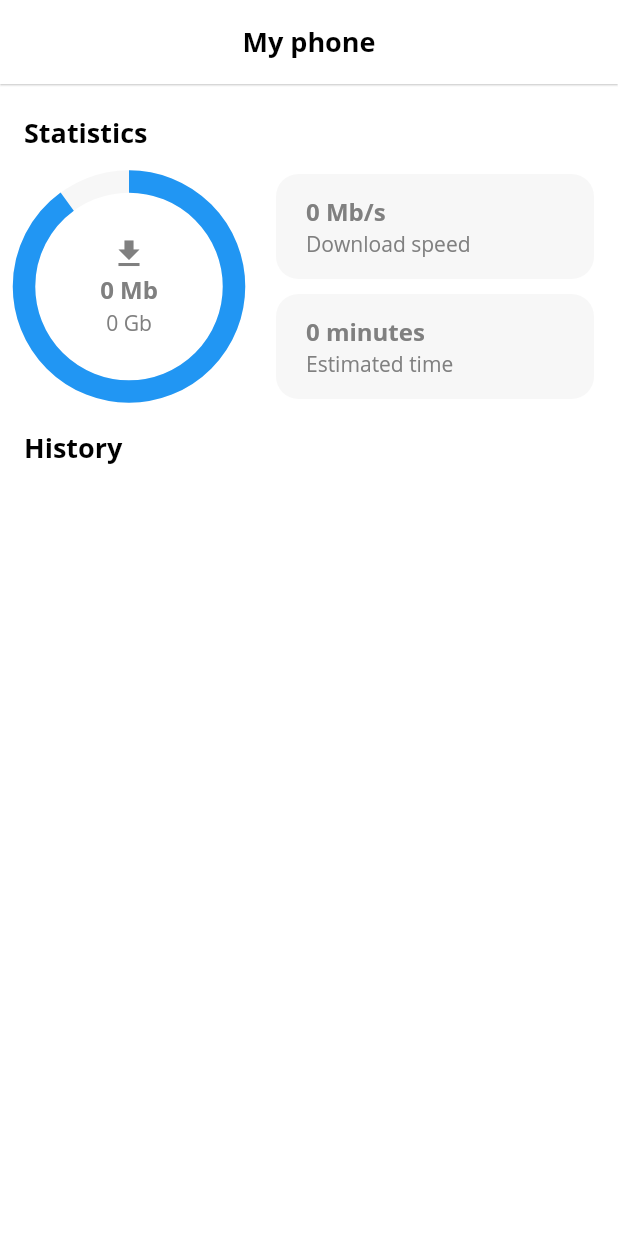
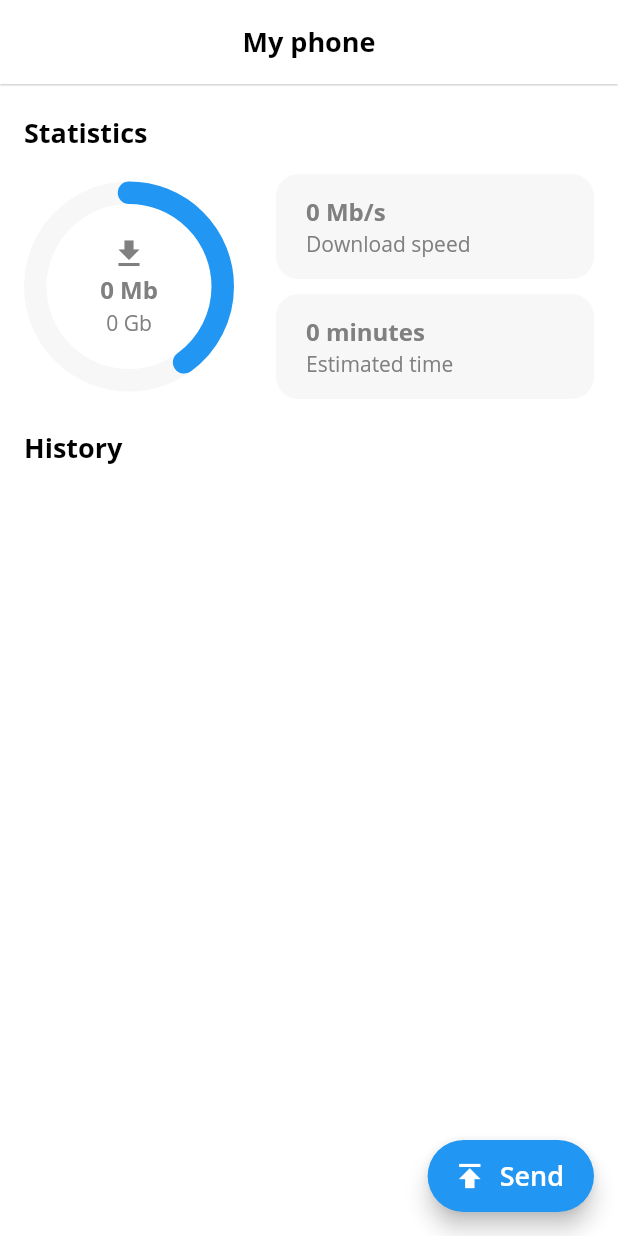
Before and after one commit to sudox-history/droply-mobile, a Flutter app: the screen it shows after launch, on a phone screen of 412 x 824 dp. Run offline on Flutter 3.47's test engine with Material 2 defaults, Android fonts, the phone set to English and light mode, and no system bars; drawn by our look-alikes of percent_indicator; our stand-ins replace device_info, easy_localization.

Commit message:
[UI] Backup.

```diff
--- a/lib/my_phone/my_phone_screen.dart
+++ b/lib/my_phone/my_phone_screen.dart
@@ -1,5 +1,6 @@
 import 'package:droply/common/constants.dart';
 import 'package:flutter/material.dart';
+import 'package:percent_indicator/circular_percent_indicator.dart';
 
 class MyPhoneScreen extends StatelessWidget {
   @override
@@ -7,6 +8,20 @@ class MyPhoneScreen extends StatelessWidget {
     return Scaffold(
       appBar: AppBar(
         title: Text("My phone"),
+      ),
+      floatingActionButton: FloatingActionButton.extended(
+        onPressed: () {},
+        icon: Icon(Icons.publish),
+        label: Text(
+          "Send",
+          style: TextStyle(
+            color: AppColors.onAccentColor,
+            fontWeight: AppFonts.semibold,
+            fontFamily: AppFonts.openSans,
+            letterSpacing: 0,
+            fontSize: 18,
+          ),
+        ),
       ),
       body: Column(
         crossAxisAlignment: CrossAxisAlignment.start,
@@ -51,19 +66,13 @@ class MyPhoneScreen extends StatelessWidget {
     return Stack(
       alignment: AlignmentDirectional.center,
       children: [
-        SizedBox(
-          width: 140,
-          height: 140,
-          child: CircularProgressIndicator(
-            value: 0.9,
-            strokeWidth: 15,
-            backgroundColor: AppColors.onBackgroundColor,
-          ),
-        ),
-        SizedBox(
-          width: 90,
-          height: 90,
-          child: Column(
+        CircularPercentIndicator(
+          radius: 140,
+          lineWidth: 15,
+          backgroundColor: AppColors.onBackgroundColor,
+          progressColor: AppColors.accentColor,
+          circularStrokeCap: CircularStrokeCap.round,
+          center: Column(
             mainAxisAlignment: MainAxisAlignment.center,
             crossAxisAlignment: CrossAxisAlignment.center,
             children: [
@@ -93,7 +102,8 @@ class MyPhoneScreen extends StatelessWidget {
               )
             ],
           ),
-        )
+          percent: 0.4,
+        ),
       ],
     );
   }
--- a/pubspec.yaml
+++ b/pubspec.yaml
@@ -9,6 +9,7 @@ environment:
 dependencies:
   url_launcher: ^5.4.2
   easy_localization: ^2.3.3
+  percent_indicator: "^2.1.7+2"
   device_info: ^0.4.1+5
   # ----------
   flutter:
```
Also changed, not shown: pubspec.lock.
